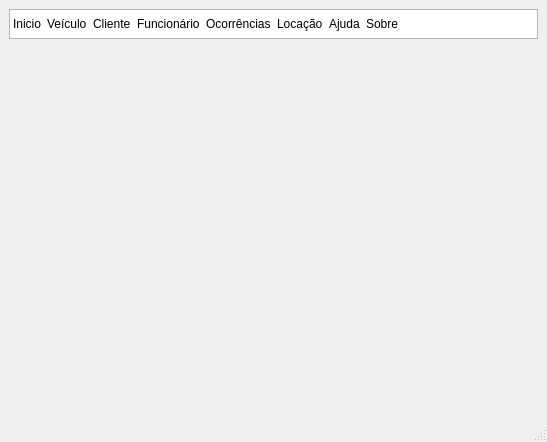
This is ui/ui_mainWindow.ui in adaiasreis/Projeto as Qt 5 draws it before an edit. The edited form follows.
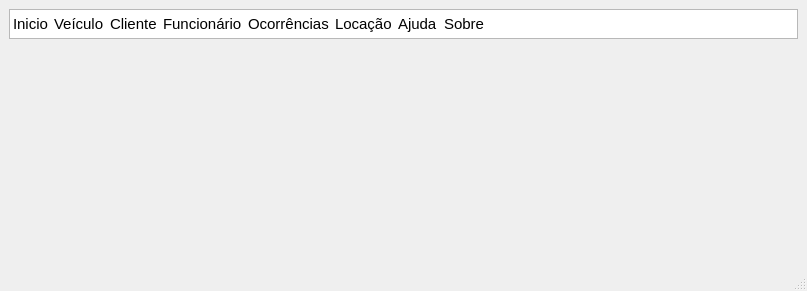
This is the edited form. Icons and pictures are not drawn.

```diff
--- a/ui/ui_mainWindow.ui
+++ b/ui/ui_mainWindow.ui
@@ -6,12 +6,12 @@
    <rect>
     <x>0</x>
     <y>0</y>
-    <width>547</width>
-    <height>442</height>
+    <width>807</width>
+    <height>291</height>
    </rect>
   </property>
   <property name="sizePolicy">
-   <sizepolicy hsizetype="Fixed" vsizetype="Fixed">
+   <sizepolicy hsizetype="Preferred" vsizetype="Preferred">
     <horstretch>0</horstretch>
     <verstretch>0</verstretch>
    </sizepolicy>
@@ -24,7 +24,7 @@
     <item>
      <widget class="QListWidget" name="listWidget">
       <property name="sizePolicy">
-       <sizepolicy hsizetype="Expanding" vsizetype="Fixed">
+       <sizepolicy hsizetype="Minimum" vsizetype="Maximum">
         <horstretch>0</horstretch>
         <verstretch>0</verstretch>
        </sizepolicy>
@@ -35,6 +35,9 @@
         <height>30</height>
        </size>
       </property>
+      <property name="lineWidth">
+       <number>1</number>
+      </property>
       <property name="flow">
        <enum>QListView::LeftToRight</enum>
       </property>
@@ -44,50 +47,135 @@
       <property name="spacing">
        <number>7</number>
       </property>
+      <property name="viewMode">
+       <enum>QListView::ListMode</enum>
+      </property>
+      <property name="modelColumn">
+       <number>0</number>
+      </property>
       <item>
        <property name="text">
         <string>Inicio</string>
        </property>
+       <property name="font">
+        <font>
+         <pointsize>11</pointsize>
+        </font>
+       </property>
+       <property name="icon">
+        <iconset>
+         <normaloff>../icons/home_icon-icons.com_73532.png</normaloff>../icons/home_icon-icons.com_73532.png</iconset>
+       </property>
       </item>
       <item>
        <property name="text">
         <string>Veículo</string>
        </property>
+       <property name="font">
+        <font>
+         <pointsize>11</pointsize>
+        </font>
+       </property>
+       <property name="icon">
+        <iconset>
+         <normaloff>../icons/car_transport_vehicle_icon_123456.png</normaloff>../icons/car_transport_vehicle_icon_123456.png</iconset>
+       </property>
       </item>
       <item>
        <property name="text">
         <string>Cliente</string>
        </property>
+       <property name="font">
+        <font>
+         <pointsize>11</pointsize>
+        </font>
+       </property>
+       <property name="icon">
+        <iconset>
+         <normaloff>../icons/business_application_addmale_useradd_insert_add_user_client_2312.png</normaloff>../icons/business_application_addmale_useradd_insert_add_user_client_2312.png</iconset>
+       </property>
       </item>
       <item>
        <property name="text">
         <string>Funcionário</string>
        </property>
+       <property name="font">
+        <font>
+         <pointsize>11</pointsize>
+        </font>
+       </property>
+       <property name="icon">
+        <iconset>
+         <normaloff>../icons/Collaborator_icon-icons.com_55941.png</normaloff>../icons/Collaborator_icon-icons.com_55941.png</iconset>
+       </property>
       </item>
       <item>
        <property name="text">
         <string>Ocorrências</string>
        </property>
+       <property name="font">
+        <font>
+         <pointsize>11</pointsize>
+        </font>
+       </property>
+       <property name="icon">
+        <iconset>
+         <normaloff>../icons/3592829-calendar-general-month-month-calendar-office-schedule-wall-calendar_107756.png</normaloff>../icons/3592829-calendar-general-month-month-calendar-office-schedule-wall-calendar_107756.png</iconset>
+       </property>
       </item>
       <item>
        <property name="text">
         <string>Locação</string>
        </property>
+       <property name="font">
+        <font>
+         <pointsize>11</pointsize>
+        </font>
+       </property>
+       <property name="icon">
+        <iconset>
+         <normaloff>../icons/travel_car_BMV_1741.png</normaloff>../icons/travel_car_BMV_1741.png</iconset>
+       </property>
       </item>
       <item>
        <property name="text">
         <string>Ajuda</string>
        </property>
+       <property name="font">
+        <font>
+         <pointsize>11</pointsize>
+        </font>
+       </property>
+       <property name="icon">
+        <iconset>
+         <normaloff>../icons/help_98417.png</normaloff>../icons/help_98417.png</iconset>
+       </property>
       </item>
       <item>
        <property name="text">
         <string>Sobre</string>
        </property>
+       <property name="font">
+        <font>
+         <pointsize>11</pointsize>
+        </font>
+       </property>
+       <property name="icon">
+        <iconset>
+         <normaloff>../icons/about_3697.png</normaloff>../icons/about_3697.png</iconset>
+       </property>
       </item>
      </widget>
     </item>
     <item>
-     <widget class="QStackedWidget" name="stackedWidget"/>
+     <widget class="QStackedWidget" name="stackedWidget">
+      <property name="sizePolicy">
+       <sizepolicy hsizetype="Preferred" vsizetype="Minimum">
+        <horstretch>0</horstretch>
+        <verstretch>0</verstretch>
+       </sizepolicy>
+      </property>
+     </widget>
     </item>
    </layout>
   </widget>
```
